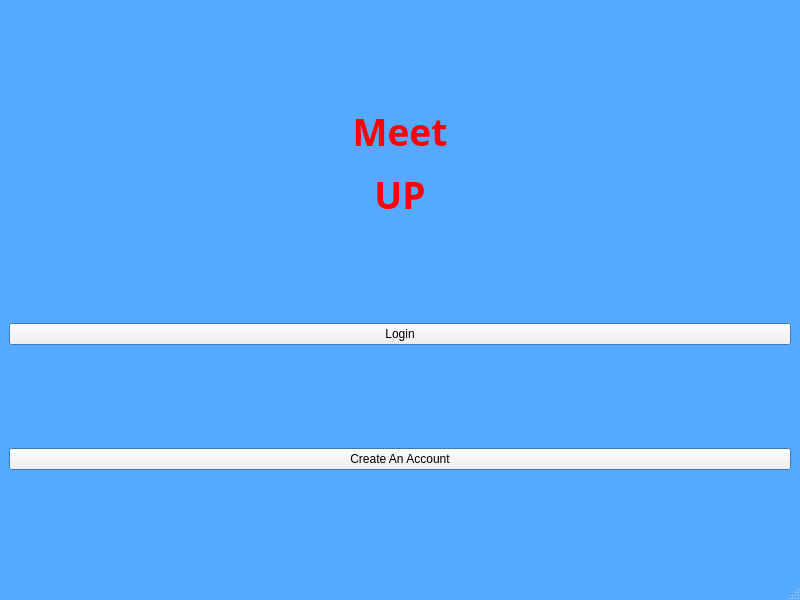
The window that loginCreate.ui (smhavens/MeetUp) describes before a commit, drawn with Qt 5.
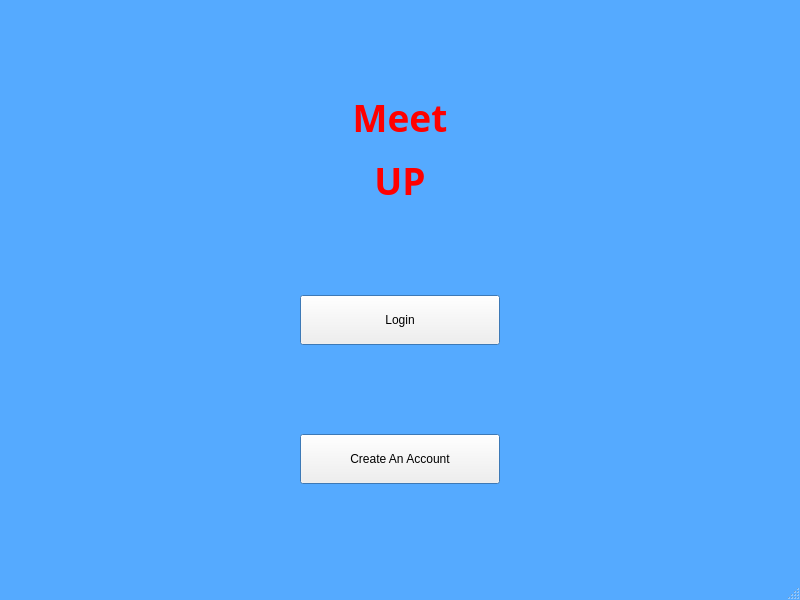
The same window after the commit.

Commit message: Python files generated for all current views. Need to add view and manage event, and update create account inputs.

Diff of the .ui file:
```diff
--- a/loginCreate.ui
+++ b/loginCreate.ui
@@ -81,10 +81,16 @@
    <layout class="QGridLayout" name="gridLayout">
     <item row="1" column="0">
      <widget class="QPushButton" name="loginButton">
+      <property name="sizePolicy">
+       <sizepolicy hsizetype="Fixed" vsizetype="Fixed">
+        <horstretch>0</horstretch>
+        <verstretch>0</verstretch>
+       </sizepolicy>
+      </property>
       <property name="minimumSize">
        <size>
-        <width>0</width>
-        <height>9</height>
+        <width>200</width>
+        <height>50</height>
        </size>
       </property>
       <property name="baseSize">
@@ -122,6 +128,18 @@
     </item>
     <item row="2" column="0">
      <widget class="QPushButton" name="loginButton_2">
+      <property name="sizePolicy">
+       <sizepolicy hsizetype="Minimum" vsizetype="Fixed">
+        <horstretch>0</horstretch>
+        <verstretch>0</verstretch>
+       </sizepolicy>
+      </property>
+      <property name="minimumSize">
+       <size>
+        <width>0</width>
+        <height>50</height>
+       </size>
+      </property>
       <property name="text">
        <string>Create An Account</string>
       </property>
```
The commit also changes 9 other files.
